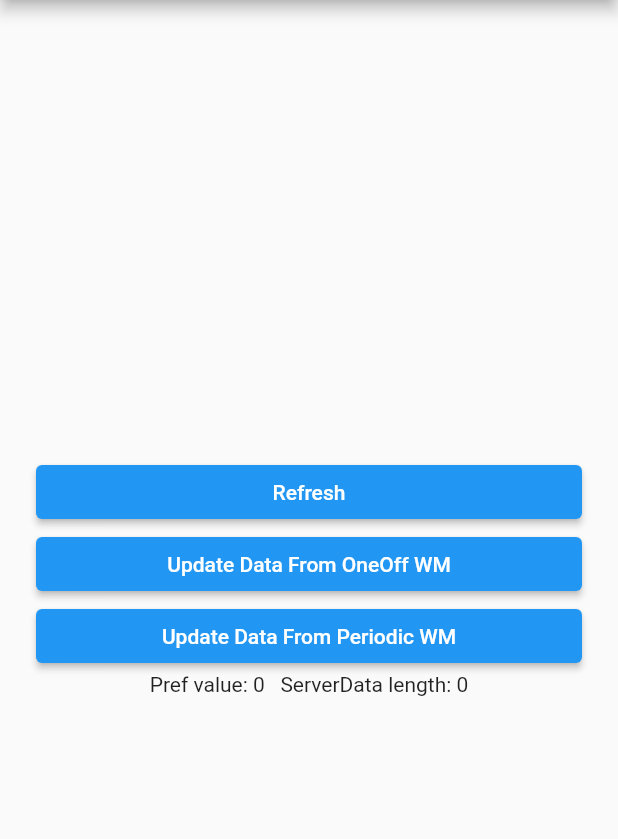
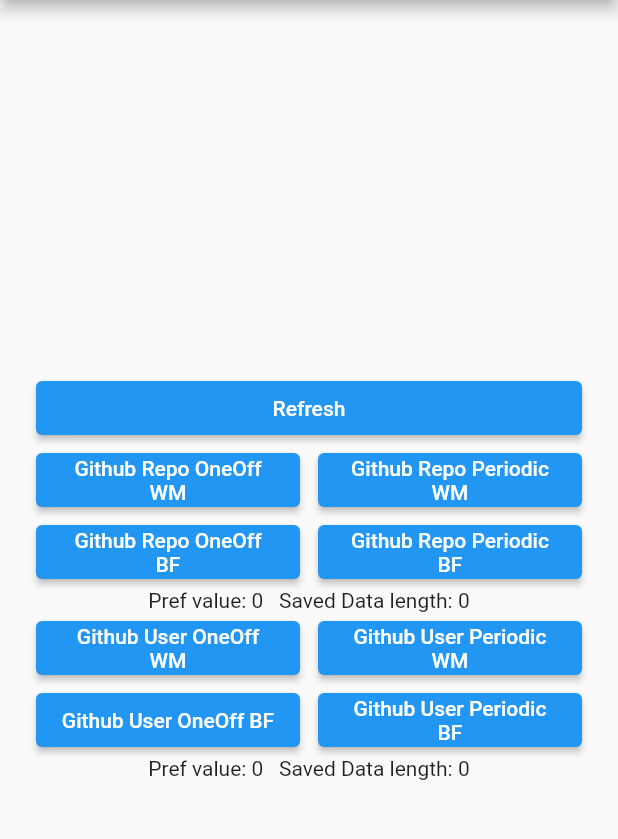
Before and after one commit to RamzanTingku/flutter_offline_data_synching, a Flutter app: the screen it shows after launch, on a phone screen of 412 x 824 dp, the part 84-923 px from its top. Run offline on Flutter 3.47's test engine with Material 2 defaults, Android fonts, the phone set to English and light mode, and no system bars; our stand-ins replace flutter_local_notifications, hive, hive_flutter, shared_preferences; missing offline and left inert: background_fetch, workmanager; accounts and stored records are empty.

```diff
--- /dev/null
+++ b/lib/background_services/task_constants.dart
@@ -0,0 +1,14 @@
+class TaskConstants{
+  static const simpleOneOffTask = 'simpleOneOffTask';
+  static const simplePeriodicTask = 'simplePeriodicTask';
+
+  static const UserOneOffTaskBF = 'UserOneOffTaskBF';
+  static const UserPeriodicTaskBF = 'UserPeriodicTaskBF';
+  static const RepoOneOffTaskBF = 'RepoOneOffTaskBF';
+  static const RepoPeriodicTaskBF = 'RepoPeriodicTaskBF';
+
+  static const UserOneOffTaskWM = 'UserOneOffTaskWM';
+  static const UserPeriodicTaskWM = 'UserPeriodicTaskWM';
+  static const RepoOneOffTaskWM = 'RepoOneOffTaskWM';
+  static const RepoPeriodicTaskWM = 'RepoPeriodicTaskWM';
+}
--- a/lib/data/model/githubuser/github_user.dart
+++ b/lib/data/model/githubuser/github_user.dart
@@ -55,13 +55,16 @@ class Items extends HiveObject{
   int? id;
   @HiveField(2)
   String? avatarUrl;
+  @HiveField(3)
+  String? timeStamp;
 
-  Items({this.login, this.id, this.avatarUrl});
+  Items({this.login, this.id, this.avatarUrl, this.timeStamp});
 
   Items.fromJson(Map<String, dynamic> json) {
     login = json['login'];
     id = json['id'];
     avatarUrl = json['avatar_url'];
+    timeStamp =  DateTime.now().toString();
   }
 
   Map<String, dynamic> toJson() {
--- a/lib/data/pref_manager/pref_manager.dart
+++ b/lib/data/pref_manager/pref_manager.dart
@@ -2,7 +2,8 @@ import 'package:shared_preferences/shared_preferences.dart';
 
 class PrefManager {
 
-  static const String BackGroundCounterValue ='BackGroundCounterValue';
+  static const String GithubRepoCount ='GithubRepoCount';
+  static const String GithubUserCount ='GithubUserCount';
 
   PrefManager._privateConstructor();
 
@@ -10,15 +11,14 @@ class PrefManager {
 
   static PrefManager get instance => _instance;
 
-  Future<bool> savePrefData(int value) async {
+  Future<bool> savePrefData(String key, int value) async {
     SharedPreferences prefs = await SharedPreferences.getInstance();
-    return await prefs.setInt(BackGroundCounterValue, value);
+    return await prefs.setInt(key, value);
   }
 
-  Future<int> getPrefData() async {
+  Future<int> getPrefData(String key) async {
     SharedPreferences prefs = await SharedPreferences.getInstance();
-    //Return bool
-    int counterValue = prefs.getInt(BackGroundCounterValue) ?? 0;
+    int counterValue = prefs.getInt(key) ?? 0;
     return counterValue;
   }
 }
--- a/lib/main.dart
+++ b/lib/main.dart
@@ -1,6 +1,8 @@
 import 'dart:async';
 
 import 'package:flutter/material.dart';
+import 'package:flutter_offline_data_synching/background_services/task_constants.dart';
+import 'package:flutter_offline_data_synching/background_services/task_registors.dart';
 import 'package:flutter_offline_data_synching/data/localdb/boxinstances.dart';
 import 'package:flutter_offline_data_synching/data/localdb/githubrepobox.dart';
 import 'package:flutter_offline_data_synching/data/localdb/githubuserbox.dart';
@@ -27,18 +29,6 @@ Future<void> main() async {
   runApp(const MyApp());
 }
 
-Future<List<GithubRepos>> saveGithubRepoDataFromServer() async {
-  var repos = await RemoteData.getGithubRepos();
-  await GithubRepoBox().add(repos);
-  return await GithubRepoBox().getAllData();
-}
-
-Future<List<GithubUser>> saveGithubUserDataFromServer() async {
-  var user = await RemoteData.getGithubUser();
-  await GithubUserBox().add(user);
-  return await GithubUserBox().getAllData();
-}
-
 class MyApp extends StatelessWidget {
   const MyApp({Key? key}) : super(key: key);
 
@@ -63,8 +53,10 @@ class BackGroundWorkSample extends StatefulWidget {
 }
 
 class _BackGroundWorkSampleState extends State<BackGroundWorkSample> {
-  List<GithubRepos> _serverData = [];
-  int _prefValue = 0;
+  List<GithubRepos> _repoSavedData = [];
+  List<GithubUser> _userSavedData = [];
+  int _prefValueGithubRepo = 0;
+  int _prefValueGithubUser = 0;
   late StreamSubscription _loginSubscription;
 
   @override
@@ -76,21 +68,11 @@ class _BackGroundWorkSampleState extends State<BackGroundWorkSample> {
   Future<void> loadData() async {
     final prefs = await SharedPreferences.getInstance();
     await prefs.reload();
-    _prefValue = await PrefManager.instance.getPrefData();
-    _serverData = await GithubRepoBox().getAllData();
+    _prefValueGithubUser = await PrefManager.instance.getPrefData(PrefManager.GithubUserCount);
+    _prefValueGithubRepo = await PrefManager.instance.getPrefData(PrefManager.GithubRepoCount);
+    _repoSavedData = await GithubRepoBox().getAllData();
+    _userSavedData = await GithubUserBox().getAllData();
     setState(() {});
-  }
-
-  Future<void> triggerOneOffTask() async {
-    Workmanager().registerOneOffTask("simpleOneOffTask", "simpleOneOffTask",
-        existingWorkPolicy: ExistingWorkPolicy.append);
-  }
-
-  Future<void> triggerPeriodicTask() async {
-    Workmanager().registerPeriodicTask("simplePeriodicTask", "simplePeriodicTask",
-        initialDelay: const Duration(milliseconds: 500),
-        backoffPolicy: BackoffPolicy.linear,
-        existingWorkPolicy: ExistingWorkPolicy.append);
   }
 
   @override
@@ -119,20 +101,59 @@ class _BackGroundWorkSampleState extends State<BackGroundWorkSample> {
                     },
                     child: const SizedBox(width: double.infinity, child: Text("Refresh", textAlign: TextAlign.center,)),
                   ),
-                  ElevatedButton(
+                  Row(
+                    mainAxisSize: MainAxisSize.min,
+                    crossAxisAlignment: CrossAxisAlignment.start,
+                    mainAxisAlignment: MainAxisAlignment.spaceAround,
+                    children: [
+                      Expanded(
+                        child: Column(
+                          mainAxisSize: MainAxisSize.max,
+                          children: [
+                            Row(
+                              children: [
+                                Expanded(
+                                  child: ElevatedButton(
                                     onPressed: () async {
-                      await triggerOneOffTask();
+                                      await TaskRegisters.updateRepoOnceWM();
                                     },
-                    child: const SizedBox(width: double.infinity, child: Text("Update Data From OneOff WM",textAlign: TextAlign.center)),
+                                    child: const SizedBox(width: double.infinity, child: Text("Github Repo OneOff WM",textAlign: TextAlign.center)),
                                   ),
-                  ElevatedButton(
+                                ),
+                                const SizedBox(width: 12),
+                                Expanded(
+                                  child: ElevatedButton(
                                     onPressed: () async {
-                      await triggerPeriodicTask();
+                                      await TaskRegisters.updateRepoPeriodicWM();
                                     },
-                    child: const SizedBox(width: double.infinity, child: Text("Update Data From Periodic WM",textAlign: TextAlign.center)),
+                                    child: const SizedBox(width: double.infinity, child: Text("Github Repo Periodic WM",textAlign: TextAlign.center)),
                                   ),
-                  Text("Pref value: $_prefValue   ServerData length: ${_serverData.length}",),
-                  buildContent(_serverData)
+                                ),
+                              ],
+                            ),
+                            Row(
+                              children: [
+                                Expanded(
+                                  child: ElevatedButton(
+                                    onPressed: () async {
+                                      await TaskRegisters.updateRepoOnceBF();
+                                    },
+                                    child: const SizedBox(width: double.infinity, child: Text("Github Repo OneOff BF",textAlign: TextAlign.center)),
+                                  ),
+                                ),
+                                const SizedBox(width: 12),
+                                Expanded(
+                                  child: ElevatedButton(
+                                    onPressed: () async {
+                                      await TaskRegisters.updateRepoPeriodicBF();
+                                    },
+                                    child: const SizedBox(width: double.infinity, child: Text("Github Repo Periodic BF",textAlign: TextAlign.center)),
+                                  ),
+                                ),
+                              ],
+                            ),
+                            Text("Pref value: $_prefValueGithubRepo   Saved Data length: ${_repoSavedData.length}",),
+                            buildContentForRepo(_repoSavedData),
                             /*ValueListenableBuilder<Box<GithubRepos>>(
                               valueListenable: BoxInstances().githubRepoBox!.listenable(),
                               builder: (context, box, _) {
@@ -140,6 +161,55 @@ class _BackGroundWorkSampleState extends State<BackGroundWorkSample> {
                                 return buildContent(storages);
                               },
                             ),*/
+                            Row(
+                              children: [
+                                Expanded(
+                                  child: ElevatedButton(
+                                    onPressed: () async {
+                                      await TaskRegisters.updateUserOnceWM();
+                                    },
+                                    child: const SizedBox(width: double.infinity, child: Text("Github User OneOff WM",textAlign: TextAlign.center)),
+                                  ),
+                                ),
+                                const SizedBox(width: 12),
+                                Expanded(
+                                  child: ElevatedButton(
+                                    onPressed: () async {
+                                      await TaskRegisters.updateUserPeriodicWM();
+                                    },
+                                    child: const SizedBox(width: double.infinity, child: Text("Github User Periodic WM",textAlign: TextAlign.center)),
+                                  ),
+                                ),
+                              ],
+                            ),
+                            Row(
+                              children: [
+                                Expanded(
+                                  child: ElevatedButton(
+                                    onPressed: () async {
+                                      await TaskRegisters.updateUserOnceBF();
+                                    },
+                                    child: const SizedBox(width: double.infinity, child: Text("Github User OneOff BF",textAlign: TextAlign.center)),
+                                  ),
+                                ),
+                                const SizedBox(width: 12),
+                                Expanded(
+                                  child: ElevatedButton(
+                                    onPressed: () async {
+                                      await TaskRegisters.updateUserPeriodicBF();
+                                    },
+                                    child: const SizedBox(width: double.infinity, child: Text("Github User Periodic BF",textAlign: TextAlign.center)),
+                                  ),
+                                ),
+                              ],
+                            ),
+                            Text("Pref value: $_prefValueGithubUser   Saved Data length: ${_userSavedData.length}",),
+                            buildContentForUser(_userSavedData)
+                          ],
+                        ),
+                      ),
+                    ],
+                  ),
                 ],
               ),
             ),
@@ -147,7 +217,17 @@ class _BackGroundWorkSampleState extends State<BackGroundWorkSample> {
         ));
   }
 
-  Widget buildContent(List<GithubRepos> storages) {
+  Widget buildContentForRepo(List<GithubRepos> storages) {
+    List<Widget> textListView = [];
+    for(int i=0; i<storages.length;i++){
+      textListView.add(Text("${storages[i].items?[i].timeStamp}"));
+    }
+    return Column(
+     children: textListView,
+    );
+  }
+
+  Widget buildContentForUser(List<GithubUser> storages) {
     List<Widget> textListView = [];
     for(int i=0; i<storages.length;i++){
       textListView.add(Text("${storages[i].items?[i].timeStamp}"));
--- a/pubspec.yaml
+++ b/pubspec.yaml
@@ -30,6 +30,7 @@ dependencies:
   flutter:
     sdk: flutter
   workmanager: ^0.5.0
+  background_fetch: ^1.1.0
   shared_preferences: ^2.0.15
   flutter_local_notifications: ^9.7.0
   hive: ^2.0.4
```
Also changed, not shown: lib/background_services/background_service.dart (+79 -12 lines), lib/background_services/task_registors.dart (added, +80 -0 lines), lib/data/model/githubuser/github_user.g.dart, pubspec.lock, 3 other files. Lines whose indentation alone changed are shown as unchanged.
